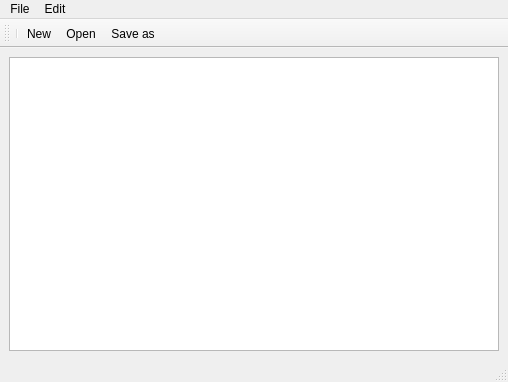
First picture: the form in client/editor.ui, repository PoliDox/PoliDox, before the edit.
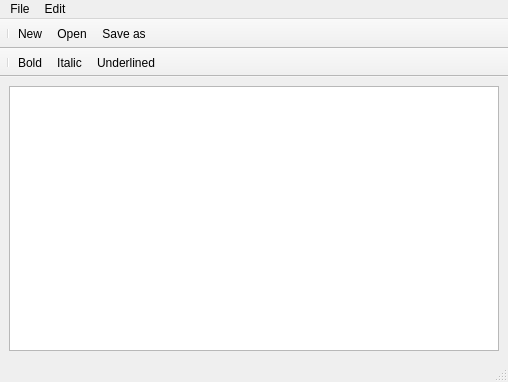
Second picture: the form after the edit. Icons and pictures are not drawn.

The edit to the form file:
```diff
--- a/client/editor.ui
+++ b/client/editor.ui
@@ -63,6 +63,15 @@
    <property name="windowTitle">
     <string>toolBar_2</string>
    </property>
+   <property name="movable">
+    <bool>false</bool>
+   </property>
+   <property name="toolButtonStyle">
+    <enum>Qt::ToolButtonIconOnly</enum>
+   </property>
+   <property name="floatable">
+    <bool>true</bool>
+   </property>
    <attribute name="toolBarArea">
     <enum>TopToolBarArea</enum>
    </attribute>
@@ -74,6 +83,33 @@
    <addaction name="actionOpen"/>
    <addaction name="actionSave_as"/>
   </widget>
+  <widget class="QToolBar" name="textRichToolBar">
+   <property name="enabled">
+    <bool>true</bool>
+   </property>
+   <property name="windowTitle">
+    <string>toolBar</string>
+   </property>
+   <property name="movable">
+    <bool>false</bool>
+   </property>
+   <property name="iconSize">
+    <size>
+     <width>10</width>
+     <height>10</height>
+    </size>
+   </property>
+   <attribute name="toolBarArea">
+    <enum>TopToolBarArea</enum>
+   </attribute>
+   <attribute name="toolBarBreak">
+    <bool>true</bool>
+   </attribute>
+   <addaction name="separator"/>
+   <addaction name="actionBold"/>
+   <addaction name="actionItalic"/>
+   <addaction name="actionUnderlined"/>
+  </widget>
   <action name="actionNew">
    <property name="icon">
     <iconset resource="Resources.qrc">
@@ -131,6 +167,54 @@
     <string>Quit</string>
    </property>
   </action>
+  <action name="actionBold">
+   <property name="checkable">
+    <bool>true</bool>
+   </property>
+   <property name="icon">
+    <iconset resource="Resources.qrc">
+     <normaloff>:/images/images/bold.png</normaloff>:/images/images/bold.png</iconset>
+   </property>
+   <property name="text">
+    <string>Bold</string>
+   </property>
+   <property name="toolTip">
+    <string>bold</string>
+   </property>
+   <property name="shortcut">
+    <string>Ctrl+B</string>
+   </property>
+  </action>
+  <action name="actionItalic">
+   <property name="checkable">
+    <bool>true</bool>
+   </property>
+   <property name="icon">
+    <iconset resource="Resources.qrc">
+     <normaloff>:/images/images/italic.png</normaloff>:/images/images/italic.png</iconset>
+   </property>
+   <property name="text">
+    <string>Italic</string>
+   </property>
+   <property name="shortcut">
+    <string>Ctrl+I</string>
+   </property>
+  </action>
+  <action name="actionUnderlined">
+   <property name="checkable">
+    <bool>true</bool>
+   </property>
+   <property name="icon">
+    <iconset resource="Resources.qrc">
+     <normaloff>:/images/images/underlined.png</normaloff>:/images/images/underlined.png</iconset>
+   </property>
+   <property name="text">
+    <string>Underlined</string>
+   </property>
+   <property name="shortcut">
+    <string>Ctrl+U</string>
+   </property>
+  </action>
  </widget>
  <resources>
   <include location="Resources.qrc"/>
```
